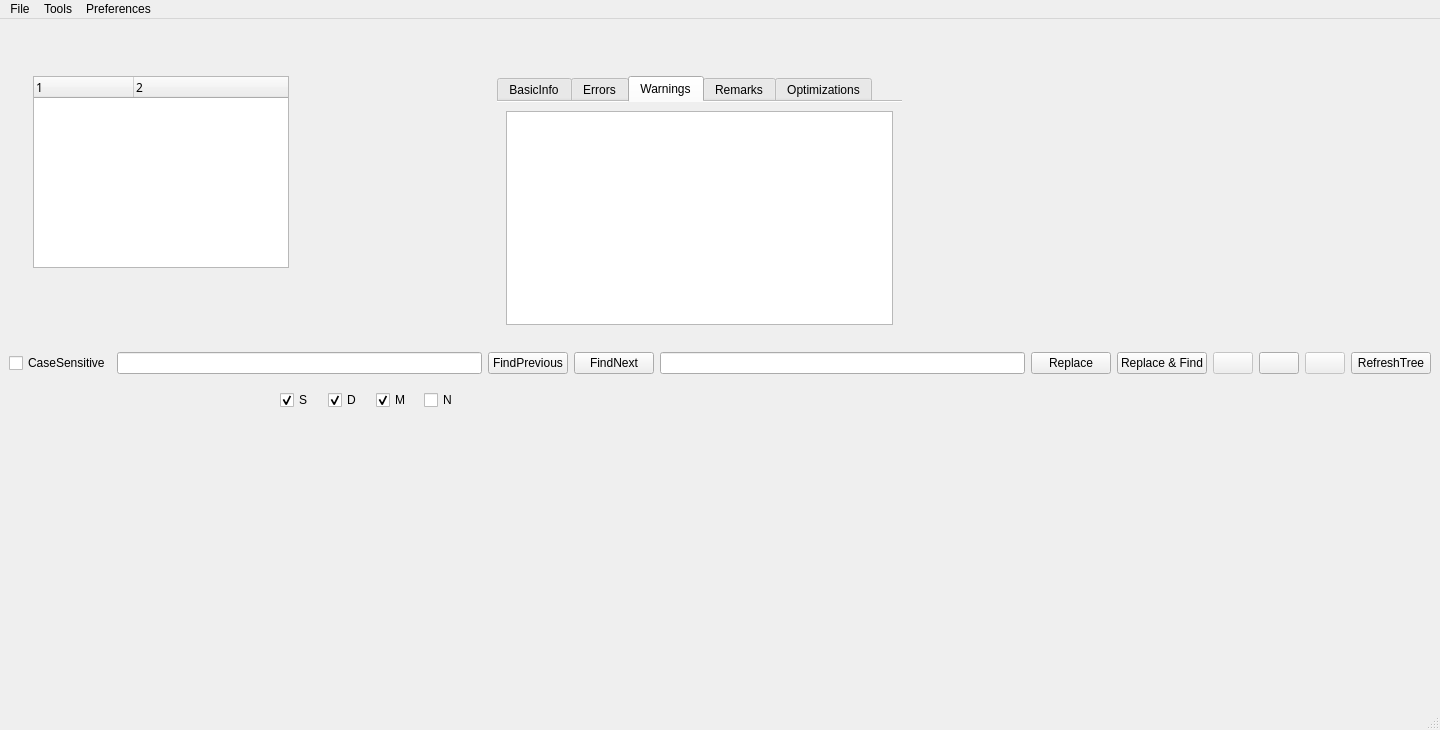
First picture: the form in mainwindow.ui, repository ic005k/Xiasl, before the edit.
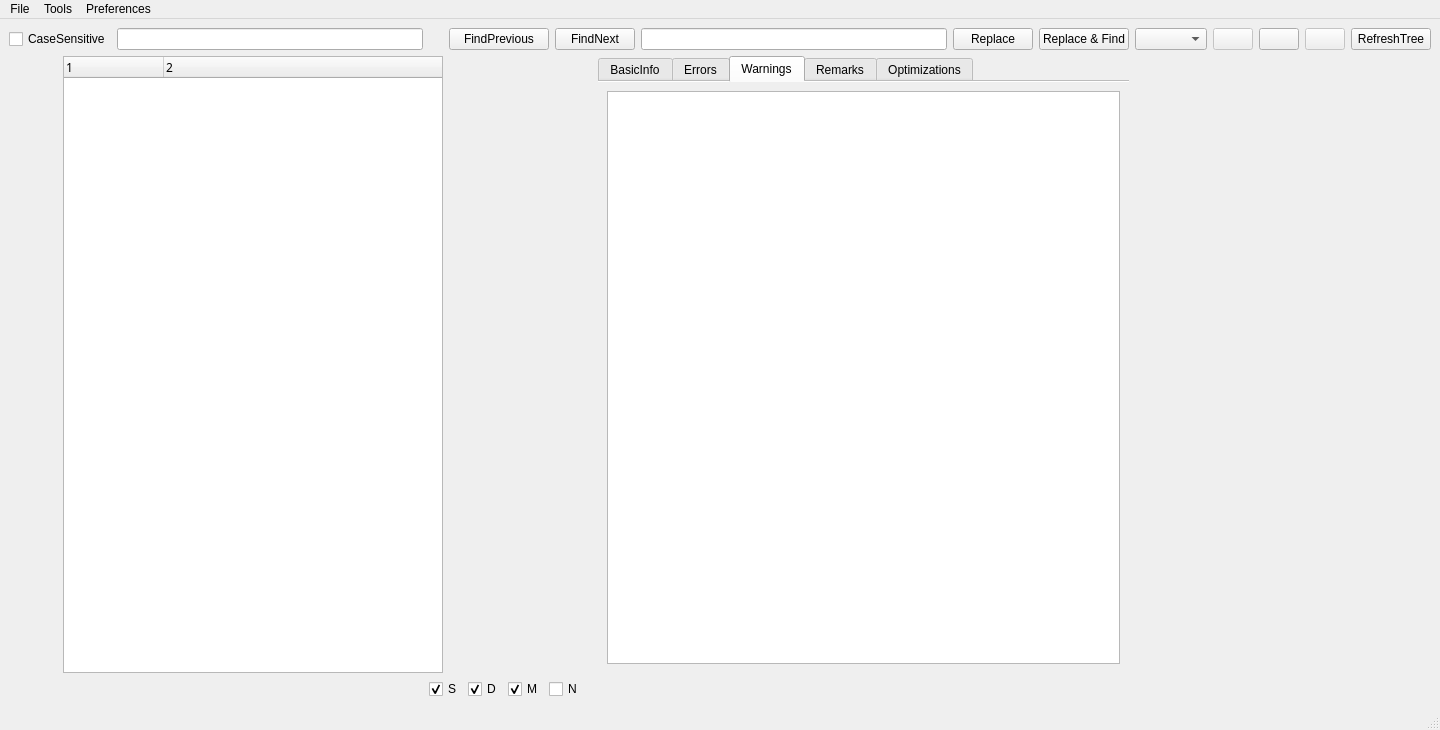
Second picture: the form after the edit. Icons and pictures are not drawn.

Patch:
```diff
--- a/mainwindow.ui
+++ b/mainwindow.ui
@@ -19,7 +19,7 @@
   </property>
   <widget class="QWidget" name="centralwidget">
    <layout class="QGridLayout" name="gridLayout_7">
-    <item row="0" column="0">
+    <item row="0" column="0" colspan="2">
      <widget class="QCheckBox" name="chkCaseSensitive">
       <property name="text">
        <string>CaseSensitive</string>
@@ -29,41 +29,48 @@
       </property>
      </widget>
     </item>
-    <item row="0" column="1">
-     <widget class="QLineEdit" name="editFind"/>
-    </item>
     <item row="0" column="2">
+     <widget class="QLineEdit" name="editFind"/>
+    </item>
+    <item row="0" column="4" colspan="4">
      <widget class="QPushButton" name="btnFindPrevious">
       <property name="text">
        <string>FindPrevious</string>
       </property>
      </widget>
     </item>
-    <item row="0" column="3">
+    <item row="0" column="8" colspan="2">
      <widget class="QPushButton" name="btnFindNext">
       <property name="text">
        <string>FindNext</string>
       </property>
      </widget>
     </item>
-    <item row="0" column="4">
+    <item row="0" column="10">
      <widget class="QLineEdit" name="editReplace"/>
     </item>
-    <item row="0" column="5">
+    <item row="0" column="11">
      <widget class="QPushButton" name="btnReplace">
       <property name="text">
        <string>Replace</string>
       </property>
      </widget>
     </item>
-    <item row="0" column="6">
+    <item row="0" column="12">
      <widget class="QPushButton" name="btnReplaceFind">
       <property name="text">
        <string>Replace &amp;&amp; Find</string>
       </property>
      </widget>
     </item>
-    <item row="0" column="7">
+    <item row="0" column="13">
+     <widget class="QComboBox" name="cboxCompilationOptions">
+      <property name="toolTip">
+       <string>Compilation options</string>
+      </property>
+     </widget>
+    </item>
+    <item row="0" column="14">
      <widget class="QPushButton" name="btnPreviousError">
       <property name="enabled">
        <bool>false</bool>
@@ -76,7 +83,7 @@
       </property>
      </widget>
     </item>
-    <item row="0" column="8">
+    <item row="0" column="15">
      <widget class="QPushButton" name="btnCompile">
       <property name="toolTip">
        <string>Compile</string>
@@ -86,7 +93,7 @@
       </property>
      </widget>
     </item>
-    <item row="0" column="9">
+    <item row="0" column="16">
      <widget class="QPushButton" name="btnNextError">
       <property name="enabled">
        <bool>false</bool>
@@ -99,26 +106,18 @@
       </property>
      </widget>
     </item>
-    <item row="0" column="10">
+    <item row="0" column="17">
      <widget class="QPushButton" name="btnRefreshTree">
       <property name="text">
        <string>RefreshTree</string>
       </property>
      </widget>
     </item>
-    <item row="1" column="0" colspan="11">
+    <item row="1" column="0" rowspan="3" colspan="18">
      <layout class="QGridLayout" name="gridLayout"/>
     </item>
-   </layout>
+    <item row="2" column="1" colspan="3">
    <widget class="QTreeWidget" name="treeWidget">
-    <property name="geometry">
-     <rect>
-      <x>33</x>
-      <y>57</y>
-      <width>256</width>
-      <height>192</height>
-     </rect>
-    </property>
     <property name="font">
      <font>
       <family>SauceCodePro Nerd Font</family>
@@ -150,79 +149,9 @@
      </property>
     </column>
    </widget>
-   <widget class="QCheckBox" name="chkName">
-    <property name="geometry">
-     <rect>
-      <x>424</x>
-      <y>370</y>
-      <width>42</width>
-      <height>22</height>
-     </rect>
-    </property>
-    <property name="text">
-     <string>N</string>
-    </property>
-    <property name="checked">
-     <bool>false</bool>
-    </property>
-   </widget>
-   <widget class="QCheckBox" name="chkMethod">
-    <property name="geometry">
-     <rect>
-      <x>376</x>
-      <y>370</y>
-      <width>42</width>
-      <height>22</height>
-     </rect>
-    </property>
-    <property name="text">
-     <string>M</string>
-    </property>
-    <property name="checked">
-     <bool>true</bool>
-    </property>
-   </widget>
-   <widget class="QCheckBox" name="chkDevice">
-    <property name="geometry">
-     <rect>
-      <x>328</x>
-      <y>370</y>
-      <width>42</width>
-      <height>22</height>
-     </rect>
-    </property>
-    <property name="text">
-     <string>D</string>
-    </property>
-    <property name="checked">
-     <bool>true</bool>
-    </property>
-   </widget>
-   <widget class="QCheckBox" name="chkScope">
-    <property name="geometry">
-     <rect>
-      <x>280</x>
-      <y>370</y>
-      <width>42</width>
-      <height>22</height>
-     </rect>
-    </property>
-    <property name="text">
-     <string>S</string>
-    </property>
-    <property name="checked">
-     <bool>true</bool>
-    </property>
-   </widget>
+    </item>
+    <item row="2" column="9" colspan="4">
    <widget class="QTabWidget" name="tabWidget">
-    <property name="geometry">
-     <rect>
-      <x>497</x>
-      <y>57</y>
-      <width>405</width>
-      <height>258</height>
-     </rect>
-    </property>
     <property name="currentIndex">
      <number>2</number>
     </property>
@@ -340,6 +269,48 @@
      </layout>
     </widget>
    </widget>
+    </item>
+    <item row="3" column="3" colspan="2">
+     <widget class="QCheckBox" name="chkScope">
+      <property name="text">
+       <string>S</string>
+      </property>
+      <property name="checked">
+       <bool>true</bool>
+      </property>
+     </widget>
+    </item>
+    <item row="3" column="5">
+     <widget class="QCheckBox" name="chkDevice">
+      <property name="text">
+       <string>D</string>
+      </property>
+      <property name="checked">
+       <bool>true</bool>
+      </property>
+     </widget>
+    </item>
+    <item row="3" column="6">
+     <widget class="QCheckBox" name="chkMethod">
+      <property name="text">
+       <string>M</string>
+      </property>
+      <property name="checked">
+       <bool>true</bool>
+      </property>
+     </widget>
+    </item>
+    <item row="3" column="7" colspan="2">
+     <widget class="QCheckBox" name="chkName">
+      <property name="text">
+       <string>N</string>
+      </property>
+      <property name="checked">
+       <bool>false</bool>
+      </property>
+     </widget>
+    </item>
+   </layout>
   </widget>
   <widget class="QMenuBar" name="menubar">
    <property name="geometry">
```
Left out of the diff: 6 changed lines with no effect on the pictures. Lines whose indentation alone changed are shown as unchanged.
